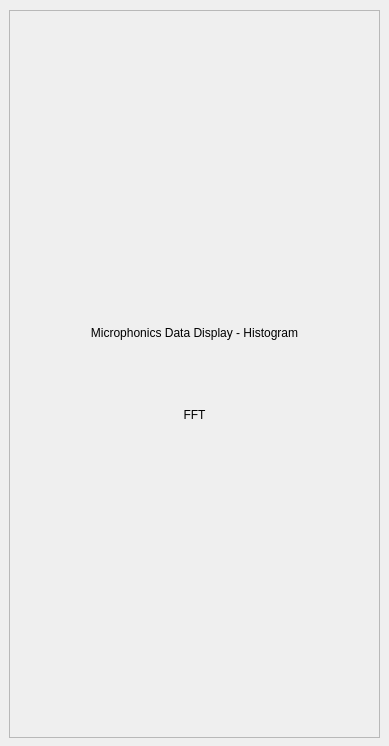
Before: the Qt Designer form MicPlot.ui in slaclab/Microphonics_tab, drawn with Qt 5.
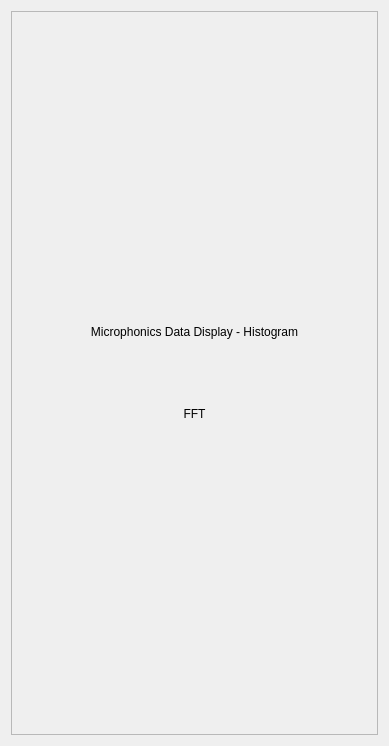
After: the same form once the commit is applied.

Commit message: make plot resizeable

```diff
--- a/MicPlot.ui
+++ b/MicPlot.ui
@@ -13,18 +13,12 @@
   <property name="windowTitle">
    <string>Microphonics Plots</string>
   </property>
+  <layout class="QVBoxLayout" name="verticalLayout">
+   <item>
   <widget class="QFrame" name="frame">
    <property name="enabled">
     <bool>true</bool>
    </property>
-   <property name="geometry">
-    <rect>
-     <x>9</x>
-     <y>10</y>
-     <width>371</width>
-     <height>728</height>
-    </rect>
-   </property>
    <property name="frameShape">
     <enum>QFrame::StyledPanel</enum>
    </property>
@@ -101,6 +95,8 @@
     </item>
    </layout>
   </widget>
+   </item>
+  </layout>
  </widget>
  <resources/>
  <connections/>
```
Lines whose indentation alone changed are shown as unchanged.
